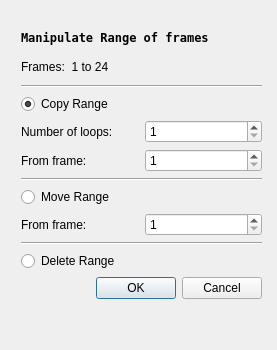
Qt form core_lib/src/structure/copymultiplekeyframesdialog.ui (pencil2d/pencil) before a commit.
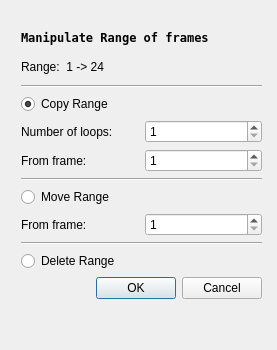
The same form after that commit.

```diff
--- a/core_lib/src/structure/copymultiplekeyframesdialog.ui
+++ b/core_lib/src/structure/copymultiplekeyframesdialog.ui
@@ -13,7 +13,7 @@
   <property name="windowTitle">
    <string>Dialog</string>
   </property>
-  <widget class="QWidget" name="">
+  <widget class="QWidget" name="layoutWidget">
    <property name="geometry">
     <rect>
      <x>21</x>
@@ -40,7 +40,7 @@
     <item>
      <widget class="QLabel" name="labRangeDefine">
       <property name="text">
-       <string>Frames:  1 to 24</string>
+       <string>Range:  1 -&gt; 24</string>
       </property>
      </widget>
     </item>
```
Left out of the diff: 2 changed lines with no effect on the pictures.
